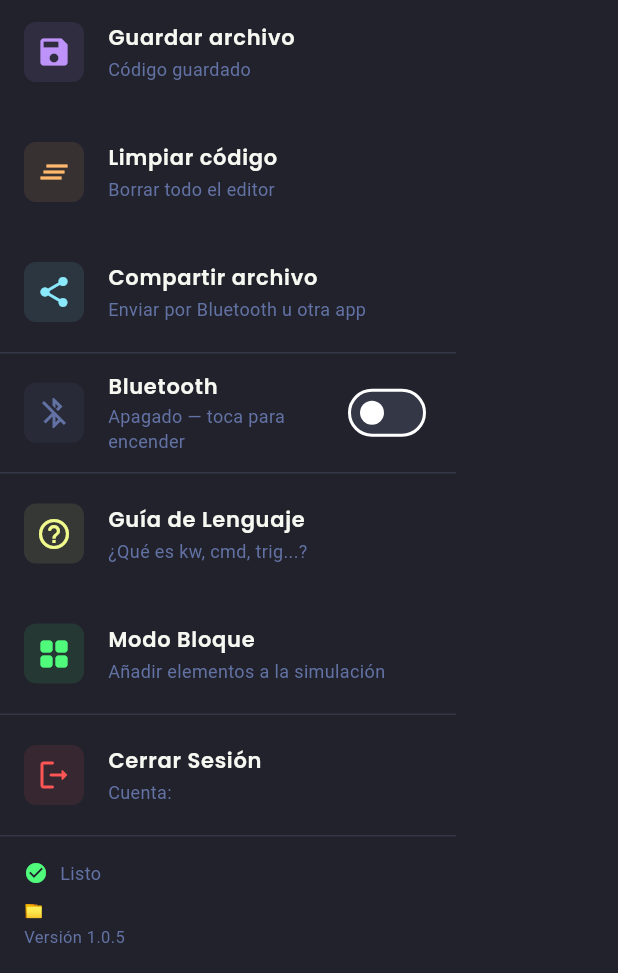
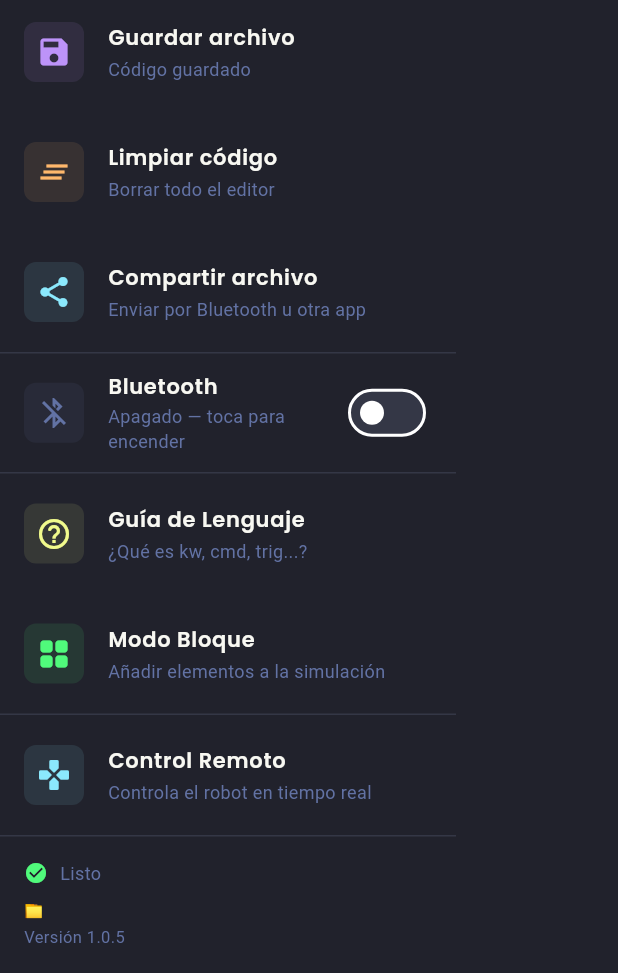
Before and after one commit to Sebastian542/Stem_Bosque, a Flutter app: the IDEDrawer widget shown alone on an empty page, opened directly with empty values, scrolled down 85 dp, on a phone screen of 412 x 824 dp, the part 263-1236 px from its top. Run offline on Flutter 3.47's test engine with Material 3 defaults, Android fonts, the phone set to English and light mode, and no system bars; our stand-ins replace cloud_firestore, file_picker, firebase_auth, firebase_core, flutter_animate, flutter_blue_plus and 4 more; missing offline and left inert: dart:html; accounts and stored records are empty.

Commit message:
Estabilizacion app con celular de Julio

```diff
--- a/lib/compiler/codegen/code_generator.dart
+++ b/lib/compiler/codegen/code_generator.dart
@@ -120,7 +120,7 @@ class GeneradorCodigo {
   String _genExpArit(NodoExpArit nodo) {
 
     if (nodo is NodoNumero) {
-      return nodo.valor.toString();
+      return _formatear(nodo.valor);
     }
 
     if (nodo is NodoVariable) {
@@ -192,6 +192,8 @@ class GeneradorCodigo {
   // UTILIDADES
   // ============================
 
+  String _formatear(double n) => n % 1 == 0 ? n.toInt().toString() : n.toString();
+
   void _escribir(String linea) {
     _buf.writeln('${'  ' * _sangria}$linea');
   }
--- a/lib/ui/widgets/ide_drawer.dart
+++ b/lib/ui/widgets/ide_drawer.dart
@@ -4,6 +4,7 @@ import '../../services/auth_service.dart';
 import '../theme/app_theme.dart';
 import '../screens/login_screen.dart';
 import '../screens/admin_panel_screen.dart';
+import '../screens/remote_control_screen.dart';
 import 'help_dialog.dart';
 
 class IDEDrawer extends StatelessWidget {
@@ -126,7 +127,9 @@ class IDEDrawer extends StatelessWidget {
                   builder: (context, snapshot) {
                     final bool isLoggedIn = snapshot.hasData;
                     if (!isLoggedIn) {
-                      return _buildItem(
+                      return Column(
+                        children: [
+                          _buildItem(
                             context,
                             icon: Icons.login_rounded,
                             title: 'Iniciar Sesión',
@@ -138,15 +141,46 @@ class IDEDrawer extends StatelessWidget {
                                 MaterialPageRoute(builder: (context) => const LoginScreen()),
                               );
                             },
+                          ),
+                          _buildItem(
+                            context,
+                            icon: Icons.gamepad_rounded,
+                            title: 'Control Remoto',
+                            subtitle: 'Controla el robot en tiempo real',
+                            color: AppTheme.cyan,
+                            onTap: () {
+                              Navigator.push(
+                                context,
+                                MaterialPageRoute(builder: (context) => const RemoteControlScreen()),
+                              );
+                            },
+                          ),
+                        ],
                       );
                     }
 
                     return FutureBuilder<Map<String, dynamic>?>(
                       future: AuthService().getCurrentUserProfile(),
                       builder: (context, profileSnapshot) {
-                        final isAdmin = profileSnapshot.data?['role'] == 'admin';
+                        final profile = profileSnapshot.data;
+                        final isAdmin = profile?['role'] == 'admin';
+                        final roleName = profile?['role'] ?? 'Cargando...';
+
                         return Column(
                           children: [
+                            _buildItem(
+                              context,
+                              icon: Icons.gamepad_rounded,
+                              title: 'Control Remoto',
+                              subtitle: 'Controla el robot en tiempo real',
+                              color: AppTheme.cyan,
+                              onTap: () {
+                                Navigator.push(
+                                  context,
+                                  MaterialPageRoute(builder: (context) => const RemoteControlScreen()),
+                                );
+                              },
+                            ),
                             if (isAdmin)
                               _buildItem(
                                 context,
@@ -165,7 +199,7 @@ class IDEDrawer extends StatelessWidget {
                               context,
                               icon: Icons.logout_rounded,
                               title: 'Cerrar Sesión',
-                              subtitle: 'Cuenta: ${snapshot.data?.email}',
+                              subtitle: 'Cuenta: ${snapshot.data?.email}\nRol: $roleName',
                               color: AppTheme.red,
                               onTap: () async {
                                 await AuthService().signOut();
```
Also changed, not shown: lib/bluetooth/bluetooth_manager.dart (+28 -0 lines), lib/compiler/interpreter/interpreter.dart (+11 -3 lines), lib/ui/screens/ide_screen.dart (+12 -6 lines), lib/ui/screens/remote_control_screen.dart (added, +161 -0 lines). Lines whose indentation alone changed are shown as unchanged.
